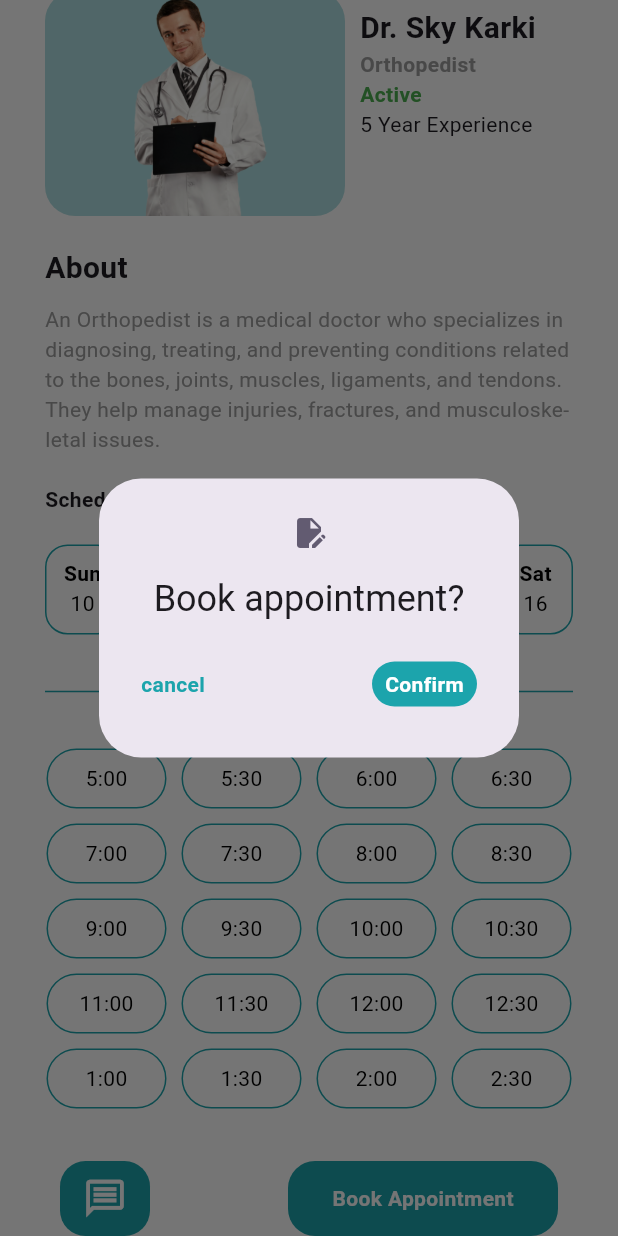
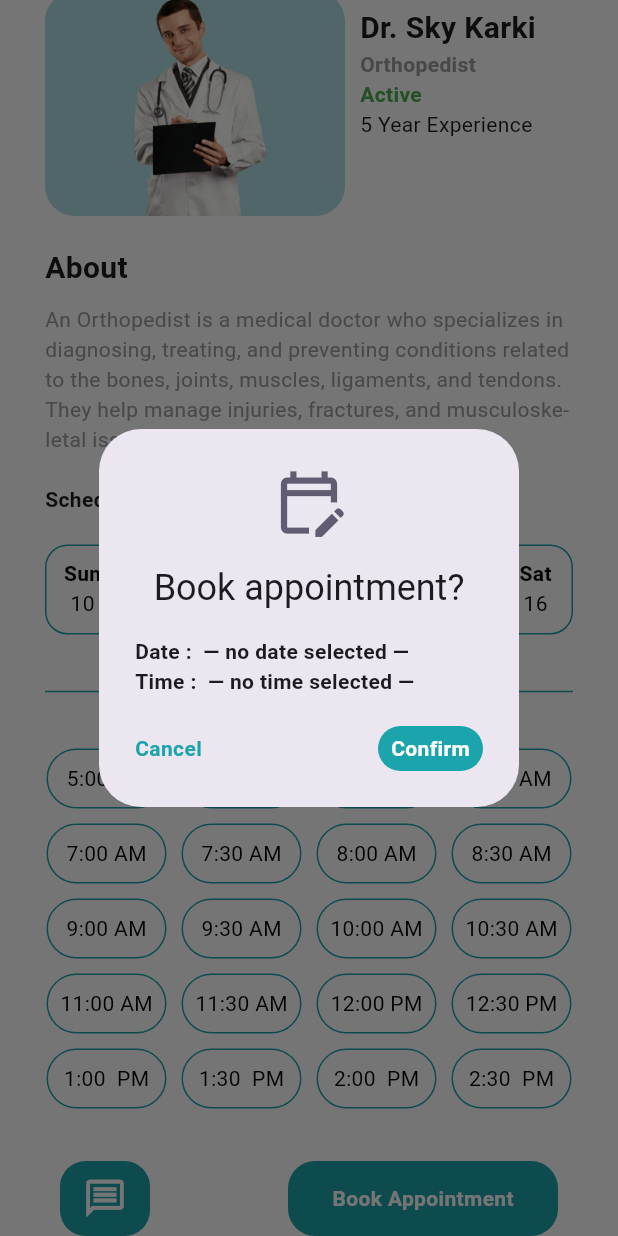
Before and after one commit to admin123KK/merodoctor555, a Flutter app: the Doctordetailspage screen opened directly, scrolled down 139 dp, after a tap on "Book Appointment", on a phone screen of 412 x 824 dp. Run offline on Flutter 3.47's test engine with Material 3 defaults, Android fonts, the light colour scheme and no system bars; our stand-ins replace file_picker.

Commit message:
doctor details updated

```diff
--- a/lib/doctor/doctordetailspage.dart
+++ b/lib/doctor/doctordetailspage.dart
@@ -23,26 +23,26 @@ class _DoctordetailspageState extends State<Doctordetailspage> {
   ];
 
   final List<String> times = [
-    '5:00',
-    '5:30',
-    '6:00',
-    '6:30',
-    '7:00',
-    '7:30',
-    '8:00',
-    '8:30',
-    '9:00',
-    '9:30',
-    '10:00',
-    '10:30',
-    '11:00',
-    '11:30',
-    '12:00',
-    '12:30',
-    '1:00',
-    '1:30',
-    '2:00',
-    '2:30',
+    '5:00 PM',
+    '5:30 PM',
+    '6:00 AM',
+    '6:30 AM',
+    '7:00 AM',
+    '7:30 AM',
+    '8:00 AM',
+    '8:30 AM',
+    '9:00 AM',
+    '9:30 AM',
+    '10:00 AM',
+    '10:30 AM',
+    '11:00 AM',
+    '11:30 AM',
+    '12:00 PM',
+    '12:30 PM',
+    '1:00  PM',
+    '1:30  PM',
+    '2:00  PM',
+    '2:30  PM',
   ];
 
   @override
@@ -93,24 +93,18 @@ class _DoctordetailspageState extends State<Doctordetailspage> {
                     child: Column(
                       crossAxisAlignment: CrossAxisAlignment.start,
                       children: [
-                        SizedBox(
-                          height: 10,
-                        ),
-                        Text(
-                          'Dr. Sky Karki',
+                        SizedBox(height: 10),
+                        Text('Dr. Sky Karki',
                             style: TextStyle(
-                              fontWeight: FontWeight.bold, fontSize: 20),
-                        ),
-                        Text(
-                          'Orthopedist',
+                                fontWeight: FontWeight.bold, fontSize: 20)),
+                        Text('Orthopedist',
                             style: TextStyle(
-                              color: Colors.grey, fontWeight: FontWeight.bold),
-                        ),
-                        Text(
-                          'Active',
+                                color: Colors.grey,
+                                fontWeight: FontWeight.bold)),
+                        Text('Active',
                             style: TextStyle(
-                              fontWeight: FontWeight.bold, color: Colors.green),
-                        ),
+                                fontWeight: FontWeight.bold,
+                                color: Colors.green)),
                         Text('5 Year Experience'),
                       ],
                     ),
@@ -149,7 +143,7 @@ class _DoctordetailspageState extends State<Doctordetailspage> {
             ),
             const SizedBox(height: 20),
 
-            // Days Section
+            // Days section
             Padding(
               padding: const EdgeInsets.symmetric(horizontal: 30),
               child: Row(
@@ -206,7 +200,7 @@ class _DoctordetailspageState extends State<Doctordetailspage> {
               child: Divider(color: Color(0xFF1CA4AC)),
             ),
 
-            // Times Section
+            // Times section
             Padding(
               padding: const EdgeInsets.symmetric(horizontal: 30),
               child: Wrap(
@@ -244,9 +238,8 @@ class _DoctordetailspageState extends State<Doctordetailspage> {
                 }),
               ),
             ),
-            const SizedBox(
-              height: 35,
-            ),
+            const SizedBox(height: 35),
+
             Padding(
               padding: const EdgeInsets.symmetric(horizontal: 40),
               child: Row(
@@ -266,25 +259,44 @@ class _DoctordetailspageState extends State<Doctordetailspage> {
                   ),
                   InkWell(
                     onTap: () {
+                      final String dayText = selectedDayIndex != -1
+                          ? '${days[selectedDayIndex]['day']}  ${days[selectedDayIndex]['date']}'
+                          : '— no date selected —';
+
+                      final String timeText = selectedTimeIndex != -1
+                          ? times[selectedTimeIndex]
+                          : '— no time selected —';
+
                       showDialog(
                         context: context,
                         builder: (BuildContext context) {
                           return AlertDialog(
-                              icon: Icon(Icons.edit_document),
-                              title: Text('Book appointment?'),
-                              content: Padding(
-                                padding: const EdgeInsets.symmetric(
-                                    horizontal: 4, vertical: 10),
-                                child: Row(
+                            icon: const Icon(
+                              Icons.edit_calendar_outlined,
+                              size: 50,
+                            ),
+                            title: const Text('Book appointment?'),
+                            content: Column(
+                              mainAxisSize: MainAxisSize.min,
+                              crossAxisAlignment: CrossAxisAlignment.start,
+                              children: [
+                                Text(
+                                  'Date :  $dayText',
+                                  style: TextStyle(fontWeight: FontWeight.bold),
+                                ),
+                                Text(
+                                  'Time :  $timeText',
+                                  style: TextStyle(fontWeight: FontWeight.bold),
+                                ),
+                                const SizedBox(height: 20),
+                                Row(
                                   mainAxisAlignment:
                                       MainAxisAlignment.spaceBetween,
                                   children: [
                                     InkWell(
-                                      onTap: () {
-                                        Navigator.pop(context);
-                                      },
+                                      onTap: () => Navigator.pop(context),
                                       child: const Text(
-                                        'cancel',
+                                        'Cancel',
                                         style: TextStyle(
                                             fontWeight: FontWeight.bold,
                                             color: Color(0xFF1CA4AC)),
@@ -293,31 +305,29 @@ class _DoctordetailspageState extends State<Doctordetailspage> {
                                     InkWell(
                                       onTap: () async {
                                         showDialog(
+                                          context: context,
                                           barrierDismissible: false,
-                                            context: context,
-                                            builder: (BuildContext context) {
-                                              return const Center(
-                                                  child:
-                                                      CircularProgressIndicator(
+                                          builder: (_) => const Center(
+                                            child: CircularProgressIndicator(
                                               color: Color(0xFF1CA4AC),
-                                              ));
-                                            });
-
+                                            ),
+                                          ),
+                                        );
                                         await Future.delayed(
-                                          Duration(seconds: 2),
-                                        );
+                                            const Duration(seconds: 2));
                                         Navigator.of(context,
                                                 rootNavigator: true)
-                                            .pop();
-                                        Navigator.of(context).pop();
+                                            .pop(); // loader
+                                        Navigator.of(context).pop(); // alert
                                       },
                                       child: Container(
                                         height: 30,
                                         width: 70,
                                         decoration: BoxDecoration(
-                                            color: Color(0xFF1CA4AC),
+                                          color: const Color(0xFF1CA4AC),
                                           borderRadius:
-                                                BorderRadius.circular(20)),
+                                              BorderRadius.circular(20),
+                                        ),
                                         child: const Center(
                                           child: Text(
                                             'Confirm',
@@ -327,27 +337,28 @@ class _DoctordetailspageState extends State<Doctordetailspage> {
                                           ),
                                         ),
                                       ),
-                                    )
+                                    ),
                                   ],
                                 ),
+                              ],
                             ),
                           );
-                          });
+                        },
+                      );
                     },
                     child: Container(
                       height: 50,
                       width: 180,
                       decoration: BoxDecoration(
-                          color: const Color(
-                            0xFF1CA4AC,
-                          ),
+                          color: const Color(0xFF1CA4AC),
                           borderRadius: BorderRadius.circular(18)),
                       child: const Center(
                         child: Text(
                           'Book Appointment',
                           style: TextStyle(
                               fontWeight: FontWeight.bold, color: Colors.white),
-                      )),
+                        ),
+                      ),
                     ),
                   ),
                 ],
```
Lines whose indentation alone changed are shown as unchanged.
